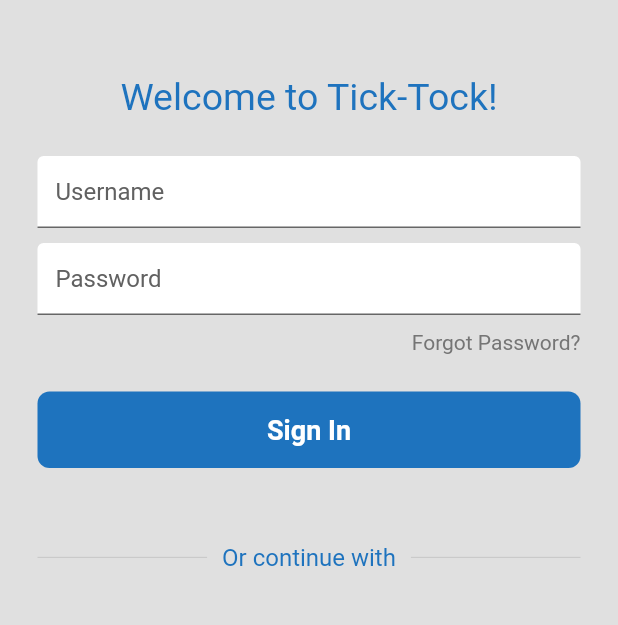
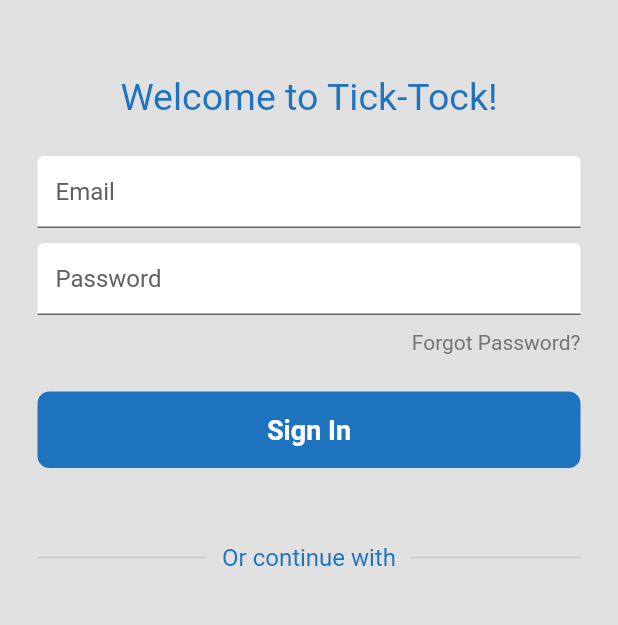
Before and after one commit to mudheerakariyawasam/to-do-app, a Flutter app: the screen it shows after launch, on a phone screen of 412 x 824 dp, the part 225-850 px from its top. Run offline on Flutter 3.47's test engine with Material 2 defaults, Android fonts, the phone set to English and light mode, and no system bars; our stand-ins replace firebase_auth, firebase_core; accounts and stored records are empty.

Commit message:
email authentication done

```diff
--- a/lib/main.dart
+++ b/lib/main.dart
@@ -1,7 +1,14 @@
 import 'package:flutter/material.dart';
+import 'package:to_do_app/pages/auth_page.dart';
 import 'pages/login_page.dart';
+import 'package:firebase_core/firebase_core.dart';
+import 'firebase_options.dart';
 
-void main() {
+void main() async {
+  WidgetsFlutterBinding.ensureInitialized();
+  await Firebase.initializeApp(
+    options: DefaultFirebaseOptions.currentPlatform,
+  );
   runApp(const MyApp());
 }
 
@@ -10,9 +17,9 @@ class MyApp extends StatelessWidget {
 
   @override
   Widget build(BuildContext context) {
-    return MaterialApp(
+    return const MaterialApp(
       debugShowCheckedModeBanner: false,
-      home: LoginPage(),
+      home: AuthPage(),
     );
   }
 }
--- /dev/null
+++ b/lib/pages/auth_page.dart
@@ -0,0 +1,27 @@
+import 'package:firebase_auth/firebase_auth.dart';
+import 'package:flutter/material.dart';
+import 'package:to_do_app/pages/home_page.dart';
+import 'package:to_do_app/pages/login_page.dart';
+
+class AuthPage extends StatelessWidget {
+  const AuthPage({super.key});
+
+  @override
+  Widget build(BuildContext context) {
+    return Scaffold(
+      body: StreamBuilder<User?>(
+          stream: FirebaseAuth.instance.authStateChanges(),
+          builder: (context, snapshot) {
+            //user Logged In
+
+            if (snapshot.hasData) {
+              return HomePage();
+            }
+            //user not Logged In
+            else {
+              return LoginPage();
+            }
+          }),
+    );
+  }
+}
--- a/lib/pages/login_page.dart
+++ b/lib/pages/login_page.dart
@@ -1,3 +1,4 @@
+import 'package:firebase_auth/firebase_auth.dart';
 import 'package:flutter/material.dart';
 import 'package:to_do_app/components/square_tile.dart';
 import 'package:to_do_app/components/button_temp.dart';
@@ -7,10 +8,23 @@ class LoginPage extends StatelessWidget {
   LoginPage({super.key});
 
   // text editing controllers
-  final usernameController = TextEditingController();
+  final emailController = TextEditingController();
   final passwordController = TextEditingController();
 
-  void signUserIn() {}
+  void signUserIn() async {
+    try {
+      await FirebaseAuth.instance.signInWithEmailAndPassword(
+        email: emailController.text,
+        password: passwordController.text,
+      );
+    } on FirebaseAuthException catch (e) {
+      if (e.code == 'user-not-found') {
+        print('No user found for that email.');
+      } else if (e.code == 'wrong-password') {
+        print('Wrong password provided for that user.');
+      }
+    }
+  }
 
   @override
   Widget build(BuildContext context) {
@@ -41,10 +55,10 @@ class LoginPage extends StatelessWidget {
 
                 const SizedBox(height: 25),
 
-                // username
+                // email
                 TextFieldTemp(
-                  controller: usernameController,
-                  hintText: 'Username',
+                  controller: emailController,
+                  hintText: 'Email',
                   obscureText: false,
                 ),
 
--- a/pubspec.yaml
+++ b/pubspec.yaml
@@ -34,6 +34,9 @@ dependencies:
   # The following adds the Cupertino Icons font to your application.
   # Use with the CupertinoIcons class for iOS style icons.
   cupertino_icons: ^1.0.2
+  firebase_core: ^2.16.0
+  firebase_auth: ^4.10.0
+  fluttertoast: ^8.2.2
 
 dev_dependencies:
   flutter_test:
```
Also changed, not shown: lib/pages/home_page.dart (added, +21 -0 lines), lib/firebase_options.dart (added), pubspec.lock, 8 other files.
